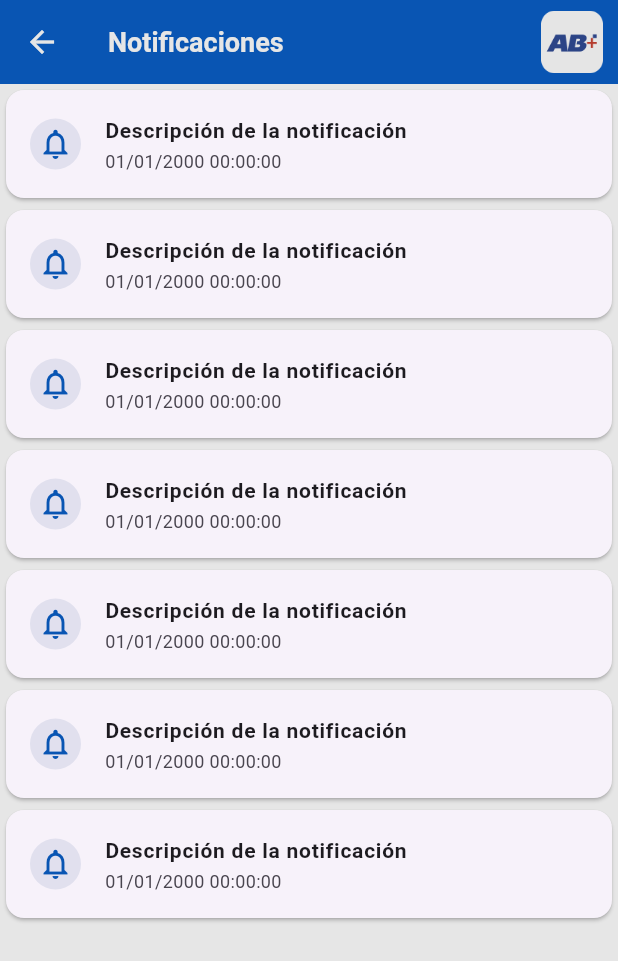
After one commit to guillermoherrera/flutter_ABORDO_test, a Flutter app: the NotificationsScreen screen opened by its route, on a phone screen of 412 x 824 dp. The commit adds this screen. Shown: the top 961 px of the screen. Run offline on Flutter 3.47's test engine with Material 3 defaults, Android fonts, the phone set to English and light mode, and no system bars; our stand-ins replace bloc, equatable, flutter_bloc, get_it, mask_text_input_formatter, pin_code_fields.

Commit message:
notifications

```diff
--- a/lib/main.dart
+++ b/lib/main.dart
@@ -37,6 +37,7 @@ class MyApp extends StatelessWidget {
         'activar': (_)=> const ActivarScreen(),
         'contrasena': (_)=> const ContrasenaScreen(),
         'home': (_)=> const HomeScreen(),
+        'notificaciones': (_)=> const NotificationsScreen(),
       },
       theme: ThemeData.light().copyWith(scaffoldBackgroundColor:  const Color.fromRGBO(230, 230, 230, 1)),
     );
--- /dev/null
+++ b/lib/screens/03_notifications/notifications_screen.dart
@@ -0,0 +1,52 @@
+import 'package:flutter/material.dart';
+import 'package:flutter_application_2/ui/text_styles.dart';
+import 'dart:math' as maths;
+
+
+class NotificationsScreen extends StatefulWidget {
+  const NotificationsScreen({super.key});
+
+  @override
+  State<NotificationsScreen> createState() => _NotificationsScreenState();
+}
+
+class _NotificationsScreenState extends State<NotificationsScreen> {
+  get math => null;
+
+  @override
+  Widget build(BuildContext context) {
+    final size = MediaQuery.of(context).size;
+    return Scaffold(
+      appBar: AppBar(
+        iconTheme: const IconThemeData(
+          color: Color.fromRGBO(230, 230, 230, 1)
+        ),
+        backgroundColor: const Color.fromRGBO(9, 85, 179, 1),
+        title: const Text('Notificaciones', style: TextStyles.tStyleAppBar,),
+        actions: [
+          Image(image: const AssetImage('assets/ICONO_APLICACION_SOLUCIONES_AB.png'), width: size.width * 0.10,),
+          const SizedBox(width: 10,),
+        ],
+      ),
+      body: ListView.builder(
+        shrinkWrap: true,
+        itemCount: 7,
+        itemBuilder: (context, index) {
+          return Card(
+            child: ListTile(
+              leading:  Container(
+                padding: const EdgeInsets.all(5),
+                decoration: BoxDecoration(
+                  color: Color((maths.Random().nextDouble() * 0xFFFFFF).toInt()).withOpacity(0.1),
+                  shape: BoxShape.circle
+                ),
+                child: const Icon(Icons.notifications_outlined, color: Color.fromRGBO(9, 85, 179, 1),)),
+              title: const Text('Descripción de la notificación', style: TextStyles.tStyleTileTitle2,),
+              subtitle: const Text('01/01/2000 00:00:00', style: TextStyles.tStyleTileSubtitle),
+            ),
+          );
+        },
+      ),
+    );
+  }
+}
--- a/lib/screens/screens.dart
+++ b/lib/screens/screens.dart
@@ -2,3 +2,4 @@ export 'package:flutter_application_2/screens/01_login/login_screen.dart';
 export 'package:flutter_application_2/screens/01x1_activar/activar_screen.dart';
 export 'package:flutter_application_2/screens/01x2_contrasena/contrasena_screen.dart';
 export 'package:flutter_application_2/screens/02_home/home_screen.dart';
+export 'package:flutter_application_2/screens/03_notifications/notifications_screen.dart';
--- a/lib/ui/text_styles.dart
+++ b/lib/ui/text_styles.dart
@@ -2,6 +2,8 @@ import 'package:flutter/material.dart';
 
 abstract class TextStyles{
   static const TextStyle tStyleNormal14 = TextStyle(fontSize: 14);
+
+  static const TextStyle tStyleAppBar = TextStyle(fontSize: 18, color: Color.fromRGBO(230, 230, 230, 1), fontWeight: FontWeight.bold);
 
   static const TextStyle tStyleTileTitle = TextStyle(fontSize: 16, fontWeight: FontWeight.bold);
   static const TextStyle tStyleTileTitle2 = TextStyle(fontSize: 14, fontWeight: FontWeight.bold);
@@ -9,6 +11,7 @@ abstract class TextStyles{
 
   static const TextStyle tStyleGrey12 = TextStyle(fontSize: 12, color: Colors.grey);
   static const TextStyle tStyleGrey14 = TextStyle(fontSize: 14, color: Colors.grey);
+  static const TextStyle tStyleGrey16 = TextStyle(fontSize: 16, color: Colors.grey);
 
   static const TextStyle tStyleNegrita12 = TextStyle(fontSize: 12, fontWeight: FontWeight.bold);
   static const TextStyle tStyleNegrita14 = TextStyle(fontSize: 14, fontWeight: FontWeight.bold);
--- /dev/null
+++ b/lib/ui/ui_files.dart
@@ -0,0 +1,2 @@
+export './input_decorations.dart';
+export './text_styles.dart';
--- a/lib/widgets/widgets.dart
+++ b/lib/widgets/widgets.dart
@@ -2,3 +2,5 @@ export 'package:flutter_application_2/widgets/card_container.dart';
 export 'package:flutter_application_2/widgets/auth_backgrpund.dart';
 export 'package:flutter_application_2/widgets/custom_material_button.dart';
 export 'package:flutter_application_2/widgets/custom_bottom_sheet.dart';
+export 'package:flutter_application_2/widgets/home_background.dart';
+export 'package:flutter_application_2/widgets/button_circle.dart';
```
Also changed, not shown: lib/screens/02_home/home_screen.dart (+6 -34 lines), lib/widgets/button_circle.dart (added, +37 -0 lines).
